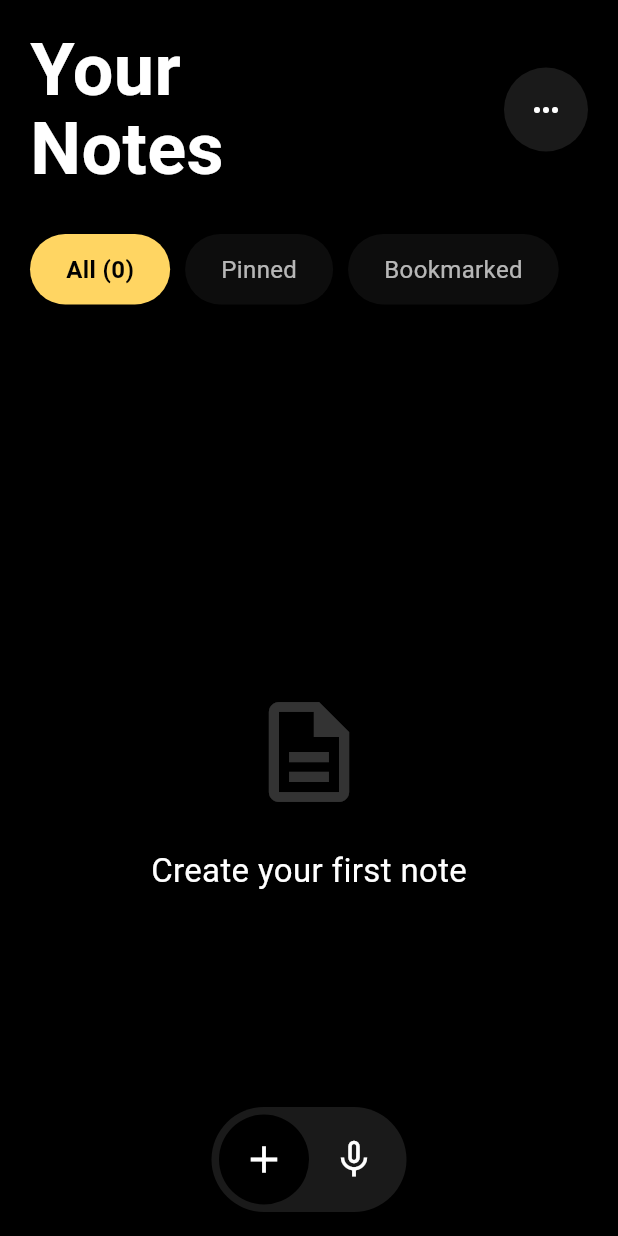
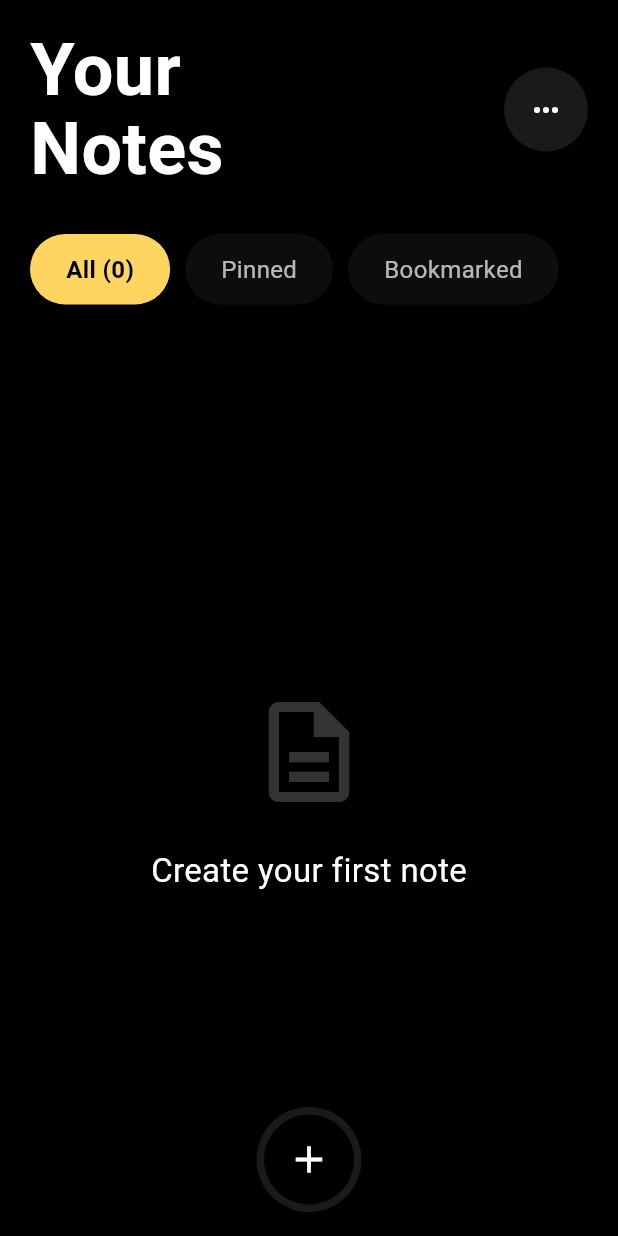
Before and after one commit to afnanahmadtariq/Simple-Notes, a Flutter app: the screen it shows after launch, on a phone screen of 412 x 824 dp. Run offline on Flutter 3.47's test engine with Material 3 defaults, Android fonts, the phone set to English and light mode, and no system bars; our stand-ins replace shared_preferences.

Commit message:
Remove mic icon and related spacing
Comment out the microphone Icon and its adjacent SizedBox widgets in the home screen UI to remove the voice-input control and its spacing. Also remove an extraneous blank line in the notes fetching block; sorting logic and other behavior are unchanged.

```diff
--- a/lib/home_screen.dart
+++ b/lib/home_screen.dart
@@ -256,9 +256,9 @@ class _HomeScreenState extends State<HomeScreen> {
               decoration: const BoxDecoration(color: Colors.black, shape: BoxShape.circle),
               child: const Icon(Icons.add, color: Colors.white, size: 30),
             ),
-            const SizedBox(width: 10),
-            const Icon(Icons.mic_none, color: Colors.white, size: 30),
-            const SizedBox(width: 20),
+            // const SizedBox(width: 10),
+            // const Icon(Icons.mic_none, color: Colors.white, size: 30),
+            // const SizedBox(width: 20),
           ],
         ),
       ),
```
